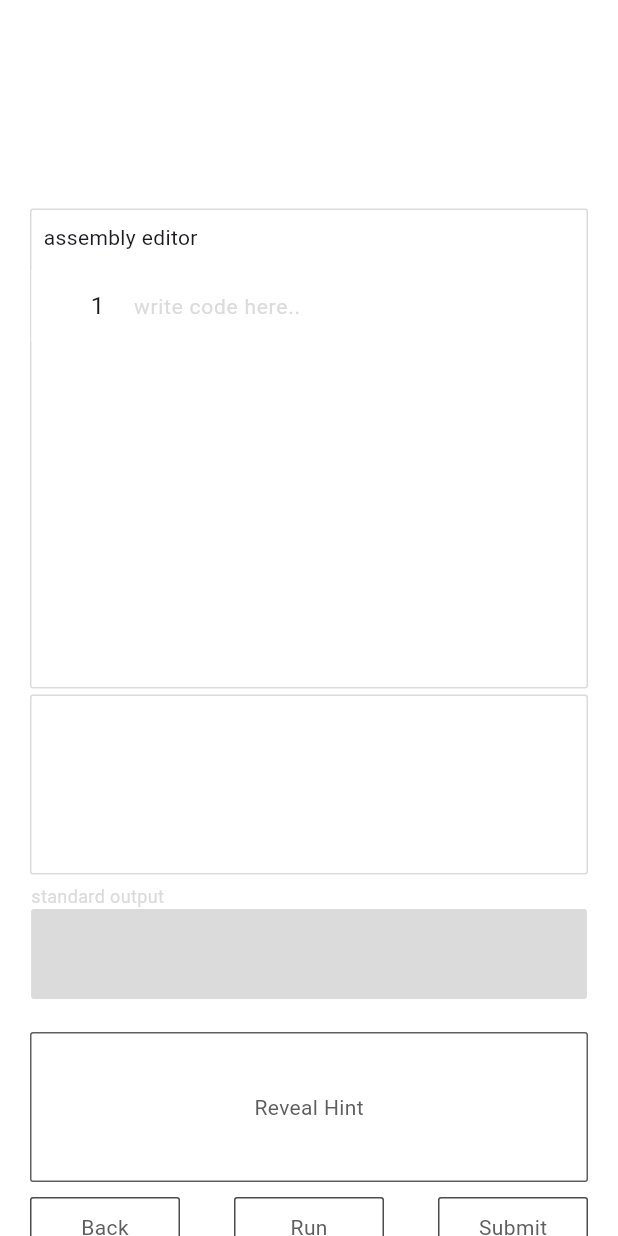
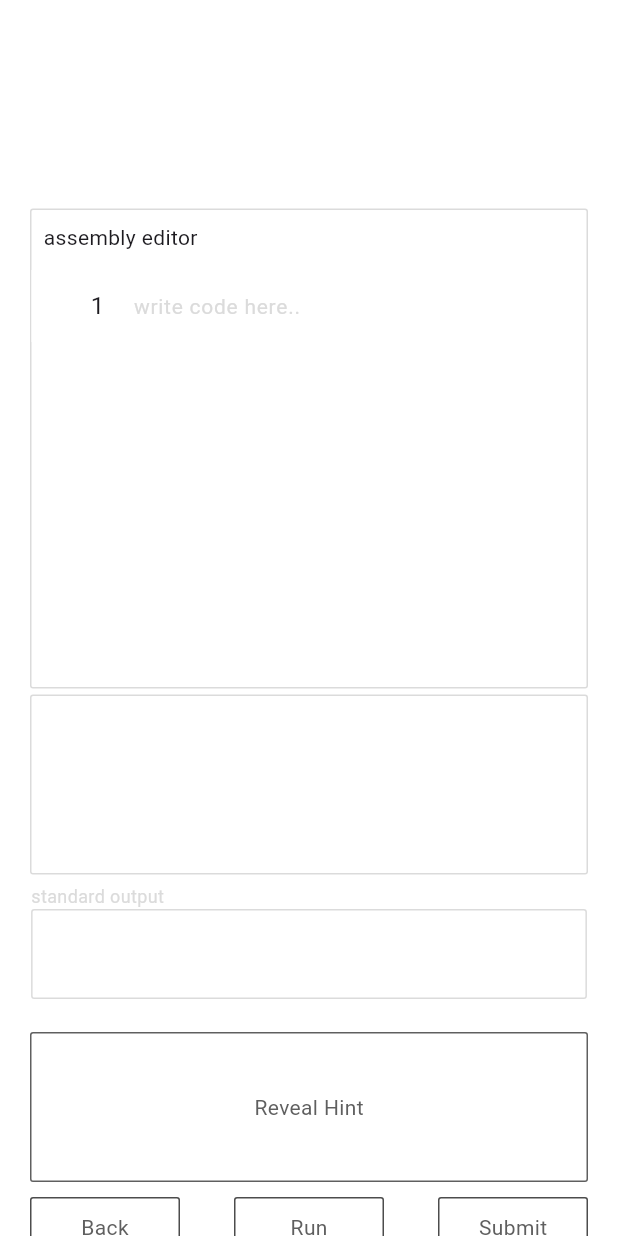
Before and after one commit to ashtonjamesd/wisteria, a Flutter app: the ExerciseView screen opened directly with empty values, on a phone screen of 412 x 824 dp. Run offline on Flutter 3.47's test engine with Material 3 defaults, Android fonts, the phone set to English and light mode, and no system bars; our stand-ins replace cloud_firestore, firebase_auth, firebase_core, shared_preferences, simple_icons; accounts and stored records are empty.

Commit message:
update UI for container

```diff
--- a/lib/app/views/exercises/views/exercise_view.dart
+++ b/lib/app/views/exercises/views/exercise_view.dart
@@ -154,7 +154,7 @@ class _ExerciseViewState extends State<ExerciseView> {
           width: MediaQuery.sizeOf(context).width - 40,
         ),
 
-        StdoutBox(screen: screen, vm: vm),
+        StdoutBox(screen: screen, vm: vm, isExercise: true),
         const SizedBox(height: 16),
 
         revealHintBox(screen),
--- a/lib/app/views/vm/stdout_box.dart
+++ b/lib/app/views/vm/stdout_box.dart
@@ -1,4 +1,5 @@
 import 'package:flutter/material.dart';
+import 'package:wisteria/app/widgets/wisteria_icon.dart';
 import 'package:wisteria/vm/vm.dart';
 
 import '../../widgets/wisteria_box.dart';
@@ -9,11 +10,13 @@ class StdoutBox extends StatefulWidget {
   const StdoutBox({
     super.key,
     required this.screen,
-    required this.vm
+    required this.vm,
+    this.isExercise = false,
   });
 
   final Size screen;
   final VirtualMachine vm;
+  final bool isExercise;
 
   @override
   State<StdoutBox> createState() => _StdoutBoxState();
@@ -34,14 +37,42 @@ class _StdoutBoxState extends State<StdoutBox> {
     }
   }
 
-  @override
-  Widget build(BuildContext context) {
+  Widget exerciseBoxVariant() {
     return Padding(
       padding: const EdgeInsets.all(boxPadding),
       child: WisteriaBox(
         header: "standard output",
-        width: widget.screen.width / widthFactor -
-            boxPadding * 2,
+        width: widget.screen.width / widthFactor - boxPadding * 2,
+        height: 60,
+        color: primaryWhite,
+        showBorder: true,
+        borderColor: primaryGrey,
+        child: Padding(
+          padding: const EdgeInsets.only(left: boxPadding, top: boxPadding),
+          child: Scrollbar(
+            controller: _scrollController,
+            child: SingleChildScrollView(
+              controller: _scrollController,
+              scrollDirection: Axis.vertical,
+              child: WisteriaText(
+                text: widget.vm.stdout.join("\n"),
+                color: primaryWhite,
+                size: 12,
+              ),
+            ),
+          ),
+        ),
+      ),
+    );
+  }
+
+  @override
+  Widget build(BuildContext context) {
+    return widget.isExercise ? exerciseBoxVariant() : Padding(
+      padding: const EdgeInsets.all(boxPadding),
+      child: WisteriaBox(
+        header: "standard output",
+        width: widget.screen.width / widthFactor - boxPadding * 2,
         height: 60,
         color: primaryGrey,
         child: Padding(
```
Also changed, not shown: 4 other files.
